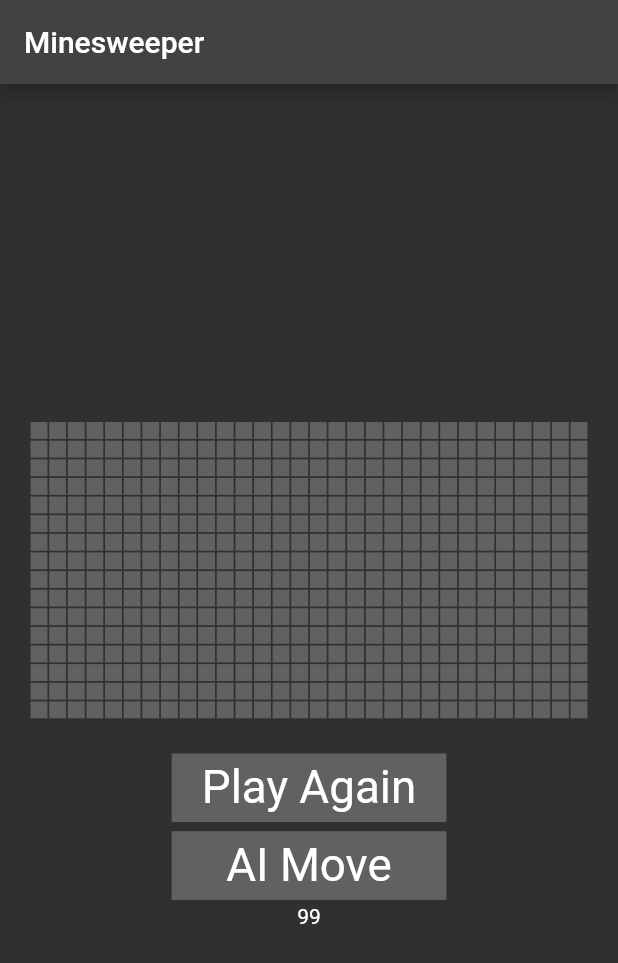
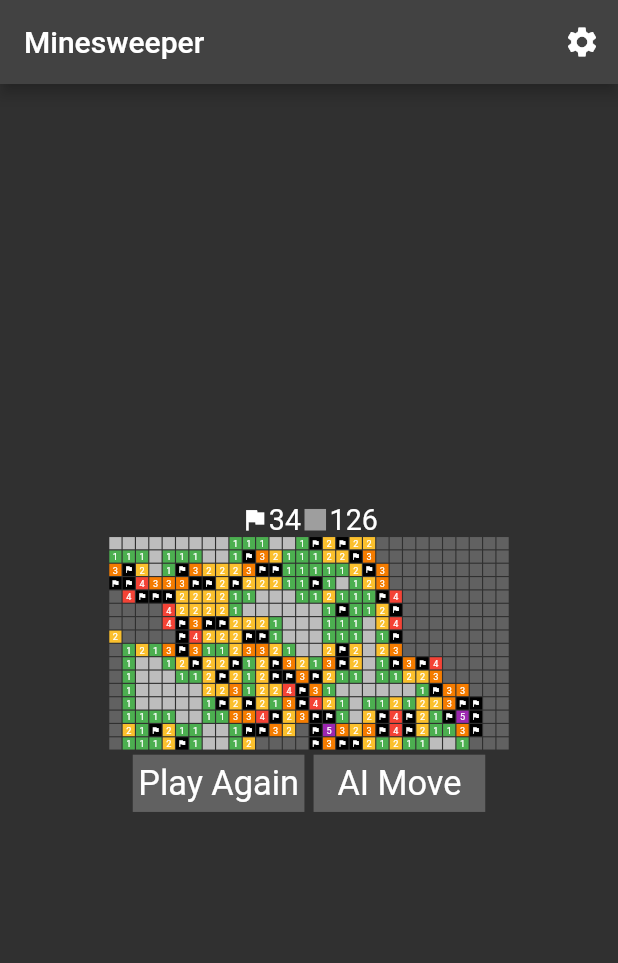
Before and after one commit to ANicon111/Mines, a Flutter app: the screen it shows after launch, after a tap on "AI Move", on a phone screen of 412 x 824 dp. Shown: the top 963 px of the screen. Run offline on Flutter 3.47's test engine with Material 2 defaults, Android fonts, the phone set to English and light mode, and no system bars.

Commit message:
Minesweeper 1.0

```diff
--- a/lib/ai.dart
+++ b/lib/ai.dart
@@ -5,7 +5,7 @@ import 'package:minesweeper/board.dart';
 class AI {
   List<List<double>> moves = [];
   Board board;
-  final unknownK = 0.0099;
+  double unknownK = 0.099;
   final closenessK = 0.9;
 
   void _update(int x, int y) {
--- a/lib/board.dart
+++ b/lib/board.dart
@@ -7,7 +7,7 @@ class Coords {
 }
 
 class Board {
-  int height = 0, width = 0, mines = 0, flags = 0;
+  int height = 0, width = 0, mines = 0, flags = 0, remaining = 0;
   bool firstMove = true;
   List<List<bool>> _board = [];
   List<List<int>> revealed = [];
@@ -17,6 +17,7 @@ class Board {
   }
 
   Board(this.width, this.height, this.mines) {
+    remaining = width * height;
     _board = List.generate(height, (_) => List.generate(width, (_) => false));
     revealed = List.generate(height, (_) => List.generate(width, (_) => -2));
   }
@@ -37,7 +38,7 @@ class Board {
       int val = randomCoord.nextInt(mines + nonMines);
       for (int i = -1; i <= 1; i++) {
         for (int j = -1; j <= 1; j++) {
-          if (isPosValid(safeX + i, safeX + j) &&
+          if (isPosValid(safeX + i, safeY + j) &&
               pos == (safeY + j) * height + safeX + i) {
             nonMines--;
             _board[pos % height][pos ~/ height] = false;
@@ -75,6 +76,7 @@ class Board {
 
   int val(int x, int y) {
     int val = _val(x, y);
+    if (revealed[x][y] == -2) remaining--;
     revealed[x][y] = val;
     firstMove = false;
     return val;
--- a/lib/main.dart
+++ b/lib/main.dart
@@ -1,6 +1,7 @@
 import 'dart:async';
 
 import 'package:flutter/material.dart';
+import 'package:flutter/services.dart';
 import 'package:minesweeper/ai.dart';
 import 'package:minesweeper/board.dart';
 import 'package:minesweeper/definitions.dart';
@@ -38,6 +39,7 @@ class _MineState extends State<Mine> {
   bool gameOver = false;
   bool initd = false;
   bool aiEnabled = false;
+  bool settingsOpen = false;
 
   @override
   void initState() {
@@ -94,7 +96,7 @@ class _MineState extends State<Mine> {
   }
 
   void _toggleAI() {
-    aiEnabled != aiEnabled;
+    aiEnabled = !aiEnabled;
     if (aiEnabled) _aiMove();
   }
 
@@ -112,32 +114,141 @@ class _MineState extends State<Mine> {
     return Scaffold(
       appBar: AppBar(
         title: const Text("Minesweeper"),
+        actions: [
+          settingsOpen
+              ? IconButton(
+                  onPressed: () {
+                    if (width != board.width ||
+                        height != board.height ||
+                        mines != board.mines) _reset();
+                    setState(() {
+                      settingsOpen = false;
+                    });
+                  },
+                  icon: const Icon(Icons.close),
+                )
+              : IconButton(
+                  onPressed: () {
+                    setState(() {
+                      settingsOpen = true;
+                    });
+                  },
+                  icon: const Icon(Icons.settings),
                 ),
-      body: Column(
+        ],
+      ),
+      body: settingsOpen
+          ? Center(
+              child: Column(
+                crossAxisAlignment: CrossAxisAlignment.center,
+                children: [
+                  SizedBox(
+                    width: 100 * RelSize(context).pixel(),
+                    child: TextFormField(
+                      decoration: const InputDecoration(label: Text("Width:")),
+                      onChanged: (val) {
+                        setState(() {
+                          width = int.tryParse(val) ?? width;
+                        });
+                      },
+                      initialValue: width.toString(),
+                      keyboardType: TextInputType.number,
+                      inputFormatters: [
+                        FilteringTextInputFormatter.digitsOnly,
+                      ],
+                    ),
+                  ),
+                  SizedBox(
+                    width: 100 * RelSize(context).pixel(),
+                    child: TextFormField(
+                      decoration: const InputDecoration(label: Text("Height:")),
+                      onChanged: (val) {
+                        setState(() {
+                          height = int.tryParse(val) ?? height;
+                        });
+                      },
+                      initialValue: height.toString(),
+                      keyboardType: TextInputType.number,
+                      inputFormatters: [
+                        FilteringTextInputFormatter.digitsOnly,
+                      ],
+                    ),
+                  ),
+                  SizedBox(
+                    width: 100 * RelSize(context).pixel(),
+                    child: TextFormField(
+                      decoration: const InputDecoration(label: Text("Mines:")),
+                      onChanged: (val) {
+                        setState(() {
+                          mines = int.tryParse(val) ?? mines;
+                        });
+                      },
+                      initialValue: mines.toString(),
+                      keyboardType: TextInputType.number,
+                      inputFormatters: [
+                        FilteringTextInputFormatter.digitsOnly,
+                      ],
+                    ),
+                  )
+                ],
+              ),
+            )
+          : Column(
               mainAxisAlignment: MainAxisAlignment.center,
               crossAxisAlignment: CrossAxisAlignment.center,
               children: [
-          GridView.count(
-              childAspectRatio: 1,
-              shrinkWrap: true,
-              primary: false,
-              padding: const EdgeInsets.all(20),
-              crossAxisSpacing: RelSize(context).pixel(),
-              mainAxisSpacing: RelSize(context).pixel(),
-              crossAxisCount: width,
+                Row(
+                  mainAxisAlignment: MainAxisAlignment.center,
+                  children: [
+                    Icon(
+                      Icons.flag,
+                      size: 50 * RelSize(context).pixel(),
+                    ),
+                    Text(
+                      (board.mines - board.flags).toString(),
+                      style: TextStyle(fontSize: 50 * RelSize(context).pixel()),
+                    ),
+                    Icon(
+                      Icons.square,
+                      size: 50 * RelSize(context).pixel(),
+                      color: Colors.grey,
+                    ),
+                    Text(
+                      (board.remaining - (board.flags > 0 ? board.flags : 0))
+                          .toString(),
+                      style: TextStyle(fontSize: 50 * RelSize(context).pixel()),
+                    ),
+                  ],
+                ),
+                Column(
                   children: List.generate(
-                  width * height,
-                  (index) => Cell(
+                    height,
+                    (x) => Row(
+                      mainAxisAlignment: MainAxisAlignment.center,
+                      children: List.generate(
+                        width,
+                        (y) => Cell(
+                          size: RelSize(context).pixel() *
+                              640 /
+                              (width > height ? width : height),
                           reveal: _reveal,
-                      value: board.revealed[index ~/ width][index % width],
+                          value: board.revealed[x][y],
                           toggleFlag: _toggleFlag,
-                      x: index ~/ width,
-                      y: index % width))),
+                          x: x,
+                          y: y,
+                        ),
+                      ),
+                    ),
+                  ),
+                ),
+                Row(
+                  mainAxisAlignment: MainAxisAlignment.center,
+                  children: [
                     Padding(
                       padding: EdgeInsets.all(8.0 * RelSize(context).pixel()),
                       child: Ink(
-              height: 120 * RelSize(context).pixel(),
-              width: 480 * RelSize(context).pixel(),
+                        height: 100 * RelSize(context).pixel(),
+                        width: 300 * RelSize(context).pixel(),
                         color: Colors.grey.shade700,
                         child: InkWell(
                           hoverColor: Colors.grey,
@@ -147,7 +258,7 @@ class _MineState extends State<Mine> {
                             child: Text(
                               "Play Again",
                               style: TextStyle(
-                      fontSize: 80 * RelSize(context).pixel(),
+                                fontSize: 60 * RelSize(context).pixel(),
                               ),
                             ),
                           ),
@@ -157,8 +268,8 @@ class _MineState extends State<Mine> {
                     Padding(
                       padding: EdgeInsets.all(8.0 * RelSize(context).pixel()),
                       child: Ink(
-              height: 120 * RelSize(context).pixel(),
-              width: 480 * RelSize(context).pixel(),
+                        height: 100 * RelSize(context).pixel(),
+                        width: 300 * RelSize(context).pixel(),
                         color: Colors.grey.shade700,
                         child: InkWell(
                           hoverColor: Colors.grey,
@@ -168,14 +279,15 @@ class _MineState extends State<Mine> {
                             child: Text(
                               "AI Move",
                               style: TextStyle(
-                      fontSize: 80 * RelSize(context).pixel(),
+                                fontSize: 60 * RelSize(context).pixel(),
                               ),
                             ),
                           ),
                         ),
                       ),
                     ),
-          Text((board.mines - board.flags).toString()),
+                  ],
+                ),
               ],
             ),
     );
@@ -188,13 +300,15 @@ class Cell extends StatefulWidget {
   final int value;
   final int x;
   final int y;
+  final double size;
   const Cell(
       {Key? key,
       required this.reveal,
       required this.value,
       required this.toggleFlag,
       required this.x,
-      required this.y})
+      required this.y,
+      required this.size})
       : super(key: key);
 
   @override
@@ -218,9 +332,7 @@ class _CellState extends State<Cell> {
   };
 
   Map<int, Widget?> icons = {
-    -3: const Icon(Icons.flag),
     -2: null,
-    -1: const Icon(Icons.circle),
     0: null,
   };
 
@@ -235,13 +347,27 @@ class _CellState extends State<Cell> {
   @override
   void initState() {
     super.initState();
-    for (int i = 1; i < 9; i++) {
-      icons.addAll({i: Text(i.toString())});
-    }
   }
 
   @override
   Widget build(BuildContext context) {
+    double dim = widget.size * 3 / 4;
+    for (int i = 1; i < 9; i++) {
+      icons[i] = Text(
+        i.toString(),
+        style: TextStyle(
+          fontSize: dim,
+        ),
+      );
+    }
+    icons[-3] = Icon(
+      Icons.flag,
+      size: dim,
+    );
+    icons[-1] = Icon(
+      Icons.circle,
+      size: dim,
+    );
     return GestureDetector(
       onLongPress: _toggleFlag,
       onSecondaryTap: _toggleFlag,
@@ -249,6 +375,8 @@ class _CellState extends State<Cell> {
         padding: EdgeInsets.all(RelSize(context).pixel()),
         child: Ink(
           color: colors[widget.value],
+          width: widget.size,
+          height: widget.size,
           child: InkWell(
             hoverColor: widget.value == -2 ? Colors.grey : colors[widget.value],
             mouseCursor: widget.value == -2 ? SystemMouseCursors.click : null,
```
Lines whose indentation alone changed are shown as unchanged.
